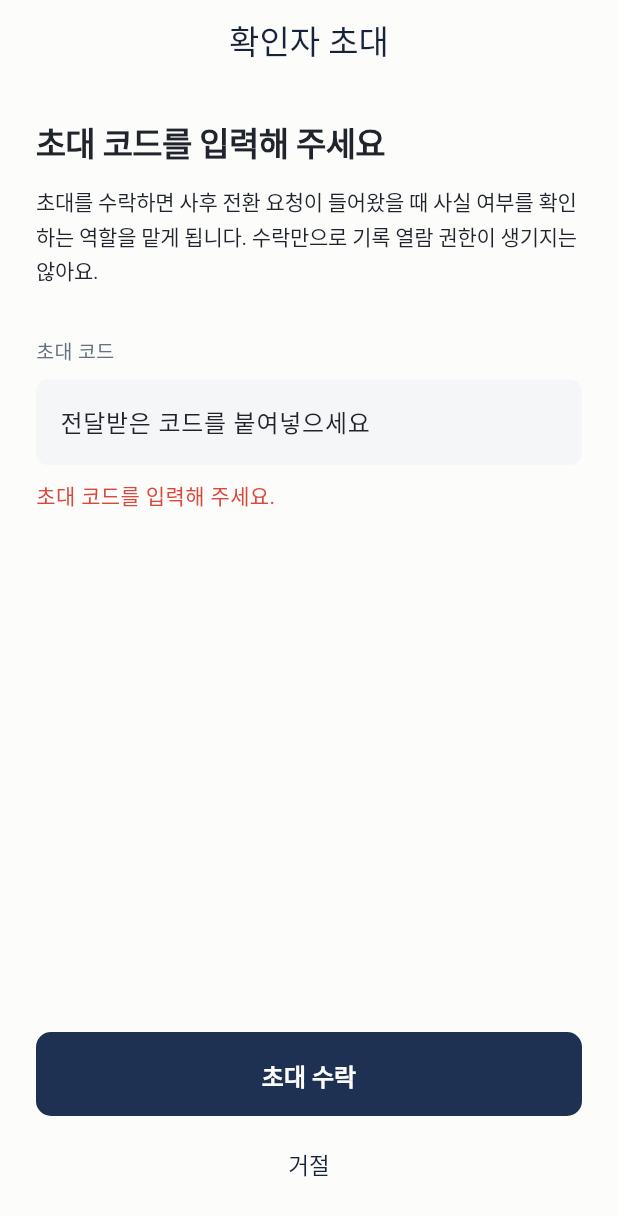
After one commit to DIEALOG/DIEALOG-app, a Flutter app: the InvitationScreen screen opened by its route, after a tap on "초대 수락", on a phone screen of 412 x 824 dp. The commit adds this screen. Shown: the top 1216 px of the screen. Run offline on Flutter 3.47's test engine with Material 3 defaults, Android fonts, the phone set to English and light mode, and no system bars; our stand-ins replace dio, flutter_riverpod, flutter_secure_storage, flutter_svg, go_router, image_picker; accounts and stored records are empty; Roboto replaces fonts that are missing (Pretendard).

Commit message:
feat: accept confirmer invitations with separate credentials
Co-Authored-By: AnA <holy9unjinx@gmail.com>

```diff
--- a/lib/core/router/routes.dart
+++ b/lib/core/router/routes.dart
@@ -10,6 +10,7 @@ abstract final class Routes {
   static const signupTerms = '/signup/terms';
   static const signupComplete = '/signup/complete';
   static const home = '/home';
+  static const invitation = '/invitation';
 
   static const accountNew = '/account/new';
   static const accountDetail = '/account/:legacyId/:accountId';
@@ -26,5 +27,6 @@ abstract final class AuthPaths {
   static bool isPublic(String location) =>
       location == Routes.welcome ||
       location == Routes.login ||
+      location == Routes.invitation ||
       (location.startsWith('/signup') && location != Routes.signupComplete);
 }
--- /dev/null
+++ b/lib/data/models/confirmer_access.dart
@@ -0,0 +1,63 @@
+import 'json.dart';
+import 'transition_confirmer.dart';
+
+class ConfirmerAccess {
+  const ConfirmerAccess({
+    required this.confirmer,
+    required this.authToken,
+    required this.expiresAt,
+  });
+
+  factory ConfirmerAccess.fromJson(Json json) => ConfirmerAccess(
+    confirmer: TransitionConfirmer.fromJson(json['confirmer'] as Json),
+    authToken: json['auth_token'] as String,
+    expiresAt: DateTime.parse(json['expires_at'] as String),
+  );
+
+  final TransitionConfirmer confirmer;
+  final String authToken;
+  final DateTime expiresAt;
+}
+
+class ConfirmerSession {
+  const ConfirmerSession({
+    required this.confirmerId,
+    required this.ownerUserId,
+    required this.name,
+    required this.authToken,
+    required this.expiresAt,
+  });
+
+  factory ConfirmerSession.fromAccess(ConfirmerAccess value) =>
+      ConfirmerSession(
+        confirmerId: value.confirmer.id,
+        ownerUserId: value.confirmer.ownerUserId ?? '',
+        name: value.confirmer.name,
+        authToken: value.authToken,
+        expiresAt: value.expiresAt,
+      );
+
+  factory ConfirmerSession.fromJson(Json json) => ConfirmerSession(
+    confirmerId: json['confirmer_id'] as String,
+    ownerUserId: json['owner_user_id'] as String? ?? '',
+    name: json['name'] as String? ?? '',
+    authToken: json['auth_token'] as String,
+    expiresAt: DateTime.parse(json['expires_at'] as String),
+  );
+
+  final String confirmerId;
+  final String ownerUserId;
+  final String name;
+  final String authToken;
+  final DateTime expiresAt;
+
+  bool get expired => !expiresAt.isAfter(DateTime.now());
+
+  Json toJson() => {
+    'confirmer_id': confirmerId,
+    'owner_user_id': ownerUserId,
+    'name': name,
+    'auth_token': authToken,
+    'expires_at': expiresAt.toIso8601String(),
+  };
+}
--- a/lib/data/models/transition_confirmer.dart
+++ b/lib/data/models/transition_confirmer.dart
@@ -22,6 +22,7 @@ class TransitionConfirmer {
     this.stakeholderId,
     this.email,
     this.phone,
+    this.ownerUserId,
   });
 
   factory TransitionConfirmer.fromJson(Json json) => TransitionConfirmer(
@@ -31,6 +32,7 @@ class TransitionConfirmer {
     stakeholderId: json['stakeholder_id'] as String?,
     email: json['email'] as String?,
     phone: json['phone'] as String?,
+    ownerUserId: json['user_id'] as String?,
   );
 
   final String id;
@@ -39,6 +41,7 @@ class TransitionConfirmer {
   final String? stakeholderId;
   final String? email;
   final String? phone;
+  final String? ownerUserId;
 
   bool get isActive =>
       status == ConfirmerStatus.pending || status == ConfirmerStatus.accepted;
--- a/lib/data/providers.dart
+++ b/lib/data/providers.dart
@@ -5,10 +5,12 @@ import '../core/config/env.dart';
 import '../core/network/auth_interceptor.dart';
 import '../core/storage/local_prefs.dart';
 import '../core/storage/token_storage.dart';
+import '../core/storage/confirmer_session_store.dart';
 import '../features/auth/auth_controller.dart';
 import 'mock/mock_api_interceptor.dart';
 import 'mock/mock_backend.dart';
 import 'repositories/auth_repository.dart';
+import 'repositories/confirmer_repository.dart';
 import 'repositories/last_word_repository.dart';
 import 'repositories/legacy_repository.dart';
 import 'repositories/mock/afterlife_repository.dart';
@@ -20,6 +22,10 @@ import 'repositories/transition_repository.dart';
 
 final tokenStorageProvider = Provider<TokenStorage>(
   (ref) => SecureTokenStorage(),
+);
+
+final confirmerSessionStoreProvider = Provider<ConfirmerSessionStore>(
+  (ref) => SecureConfirmerSessionStore(),
 );
 
 final localSettingsStoreProvider = Provider<LocalSettingsStore>(
@@ -82,6 +88,10 @@ final transitionRepositoryProvider = Provider(
   (ref) => TransitionRepository(ref.watch(dioProvider)),
 );
 
+final confirmerRepositoryProvider = Provider(
+  (ref) => ConfirmerRepository(ref.watch(dioProvider)),
+);
+
 final lastWordRepositoryProvider = Provider(
   (ref) => LastWordRepository(ref.watch(dioProvider)),
 );
--- a/lib/features/settings/settings_screen.dart
+++ b/lib/features/settings/settings_screen.dart
@@ -11,6 +11,7 @@ import 'confirmers_screen.dart';
 import 'policy_sheets.dart';
 import 'profile_screen.dart';
 import 'settings_providers.dart';
+import '../transition/invitation_screen.dart';
 
 class SettingsScreen extends ConsumerWidget {
   const SettingsScreen({super.key});
@@ -60,7 +61,8 @@ class _Body extends ConsumerWidget {
 
   @override
   Widget build(BuildContext context, WidgetRef ref) {
-    final local = ref.watch(localSettingsProvider).value ?? const LocalSettings();
+    final local =
+        ref.watch(localSettingsProvider).value ?? const LocalSettings();
     final controller = ref.read(localSettingsProvider.notifier);
     final policy = data.policy;
 
@@ -94,8 +96,7 @@ class _Body extends ConsumerWidget {
           _SwitchRow(
             label: 'Face ID로 앱 잠금',
             value: local.lockByFaceId,
-            onChanged: (v) =>
-                saveSecurity(local.copyWith(lockByFaceId: v)),
+            onChanged: (v) => saveSecurity(local.copyWith(lockByFaceId: v)),
           ),
           _SwitchRow(
             label: '민감 정보 볼 때 다시 인증',
@@ -152,6 +153,12 @@ class _Body extends ConsumerWidget {
             label: '맡은 기록과 받은 말',
             onTap: () => Navigator.of(context).push(
               MaterialPageRoute<void>(builder: (_) => const AfterlifeScreen()),
+            ),
+          ),
+          _ValueRow(
+            label: '확인자 초대 코드 입력',
+            onTap: () => Navigator.of(context).push(
+              MaterialPageRoute<void>(builder: (_) => const InvitationScreen()),
             ),
           ),
           const _SectionLabel('계정'),
@@ -250,7 +257,10 @@ class _SwitchRow extends StatelessWidget {
     child: Row(
       children: [
         Expanded(
-          child: Text(label, style: AppText.body.copyWith(color: AppColors.ink)),
+          child: Text(
+            label,
+            style: AppText.body.copyWith(color: AppColors.ink),
+          ),
         ),
         Switch(
           value: value,
--- /dev/null
+++ b/lib/features/transition/invitation_screen.dart
@@ -0,0 +1,169 @@
+import 'package:flutter/material.dart';
+import 'package:flutter_riverpod/flutter_riverpod.dart';
+
+import '../../core/network/api_exception.dart';
+import '../../core/theme/app_colors.dart';
+import '../../core/theme/app_text.dart';
+import '../../core/widgets/primary_button.dart';
+import '../../data/models/confirmer_access.dart';
+import '../../data/providers.dart';
+
+class InvitationScreen extends ConsumerStatefulWidget {
+  const InvitationScreen({super.key, this.initialToken});
+
+  final String? initialToken;
+
+  @override
+  ConsumerState<InvitationScreen> createState() => _InvitationScreenState();
+}
+
+class _InvitationScreenState extends ConsumerState<InvitationScreen> {
+  late final _code = TextEditingController(text: widget.initialToken ?? '');
+  bool _busy = false;
+  String? _error;
+  String? _result;
+  String? _recoveryToken;
+
+  @override
+  void dispose() {
+    _code.dispose();
+    super.dispose();
+  }
+
+  Future<void> _respond({required bool accept}) async {
+    final token = _code.text.trim();
+    if (token.isEmpty) {
+      setState(() => _error = '초대 코드를 입력해 주세요.');
+      return;
+    }
+    if (!accept) {
+      final approved = await showDialog<bool>(
+        context: context,
+        builder: (dialogContext) => AlertDialog(
+          title: const Text('초대를 거절할까요?'),
+          content: const Text('거절한 초대 코드는 다시 사용할 수 없어요.'),
+          actions: [
+            TextButton(
+              onPressed: () => Navigator.pop(dialogContext, false),
+              child: const Text('취소'),
+            ),
+            TextButton(
+              onPressed: () => Navigator.pop(dialogContext, true),
+              child: const Text('거절'),
+            ),
+          ],
+        ),
+      );
+      if (approved != true || !mounted) return;
+    }
+    setState(() {
+      _busy = true;
+      _error = null;
+    });
+    try {
+      final repository = ref.read(confirmerRepositoryProvider);
+      if (accept) {
+        final access = await repository.acceptInvitation(token);
+        try {
+          await ref
+              .read(confirmerSessionStoreProvider)
+              .upsert(ConfirmerSession.fromAccess(access));
+          if (mounted) setState(() => _result = '확인자 초대를 수락했어요.');
+        } catch (_) {
+          if (mounted) {
+            setState(() {
+              _result = '초대는 수락됐지만 인증 정보를 저장하지 못했어요.';
+              _recoveryToken = access.authToken;
+            });
+          }
+        }
+      } else {
+        await repository.declineInvitation(token);
+        if (mounted) setState(() => _result = '확인자 초대를 거절했어요.');
+      }
+      _code.clear();
+    } on ApiException catch (error) {
+      if (mounted) setState(() => _error = error.message);
+    } catch (_) {
+      if (mounted) setState(() => _error = '초대를 처리하지 못했어요. 다시 시도해 주세요.');
+    } finally {
+      if (mounted) setState(() => _busy = false);
+    }
+  }
+
+  @override
+  Widget build(BuildContext context) => Scaffold(
+    appBar: AppBar(title: const Text('확인자 초대'), centerTitle: true),
+    body: SafeArea(
+      child: Padding(
+        padding: const EdgeInsets.fromLTRB(24, 24, 24, 24),
+        child: Column(
+          crossAxisAlignment: CrossAxisAlignment.start,
+          children: [
+            Text(_result ?? '초대 코드를 입력해 주세요', style: AppText.screenTitle),
+            const SizedBox(height: 12),
+            Text(
+              '초대를 수락하면 사후 전환 요청이 들어왔을 때 '
+              '사실 여부를 확인하는 역할을 맡게 됩니다. '
+              '수락만으로 기록 열람 권한이 생기지는 않아요.',
+              style: AppText.paragraph,
+            ),
+            if (_result == null) ...[
+              const SizedBox(height: 32),
+              Text('초대 코드', style: AppText.fieldLabel),
+              const SizedBox(height: 8),
+              TextField(
+                controller: _code,
+                autocorrect: false,
+                enableSuggestions: false,
+                decoration: InputDecoration(
+                  hintText: '전달받은 코드를 붙여넣으세요',
+                  filled: true,
+                  fillColor: AppColors.field,
+                  border: OutlineInputBorder(
+                    borderRadius: BorderRadius.circular(8),
+                    borderSide: BorderSide.none,
+                  ),
+                ),
+              ),
+              if (_error != null) ...[
+                const SizedBox(height: 10),
+                Text(_error!, style: const TextStyle(color: AppColors.unread)),
+              ],
+              const Spacer(),
+              PrimaryButton(
+                label: '초대 수락',
+                busy: _busy,
+                onPressed: _busy ? null : () => _respond(accept: true),
+              ),
+              const SizedBox(height: 8),
+              SizedBox(
+                width: double.infinity,
+                child: TextButton(
+                  onPressed: _busy ? null : () => _respond(accept: false),
+                  child: Text('거절', style: AppText.textButton),
+                ),
+              ),
+            ] else ...[
+              if (_recoveryToken != null) ...[
+                const SizedBox(height: 18),
+                Text(
+                  '아래 인증 토큰을 안전한 곳에 보관해 주세요. '
+                  '이 화면을 닫으면 다시 볼 수 없어요.',
+                  style: AppText.helper,
+                ),
+                const SizedBox(height: 10),
+                SelectableText(_recoveryToken!, style: AppText.body),
+              ],
+              const Spacer(),
+              PrimaryButton(
+                label: '닫기',
+                onPressed: () => Navigator.of(context).pop(),
+              ),
+            ],
+          ],
+        ),
+      ),
+    ),
+  );
+}
--- a/lib/features/welcome/welcome_screen.dart
+++ b/lib/features/welcome/welcome_screen.dart
@@ -42,6 +42,10 @@ class WelcomeScreen extends StatelessWidget {
                 ),
                 child: Text('이미 계정이 있어요', style: AppText.textButton),
               ),
+              TextButton(
+                onPressed: () => context.push(Routes.invitation),
+                child: Text('확인자 초대 코드가 있어요', style: AppText.link),
+              ),
             ],
           ),
         ),
```
Also changed, not shown: lib/core/router/app_router.dart (+13 -7 lines), lib/core/storage/confirmer_session_store.dart (added, +75 -0 lines), lib/data/mock/mock_backend.dart (+55 -13 lines), lib/data/repositories/confirmer_repository.dart (added, +31 -0 lines), 1 other file.
